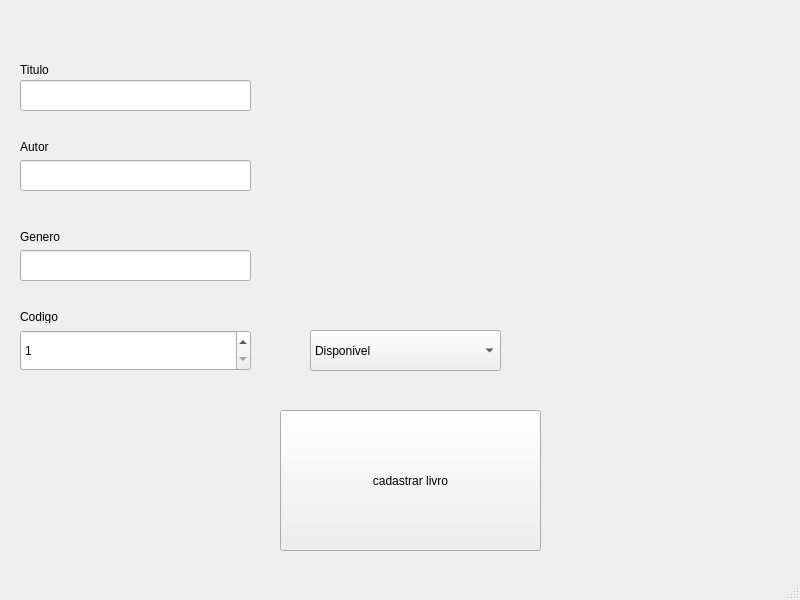
This is views/cadastroLivro.ui in Hawstyyy/biblioteca-poo as Qt 5 draws it before an edit. The edited form follows.
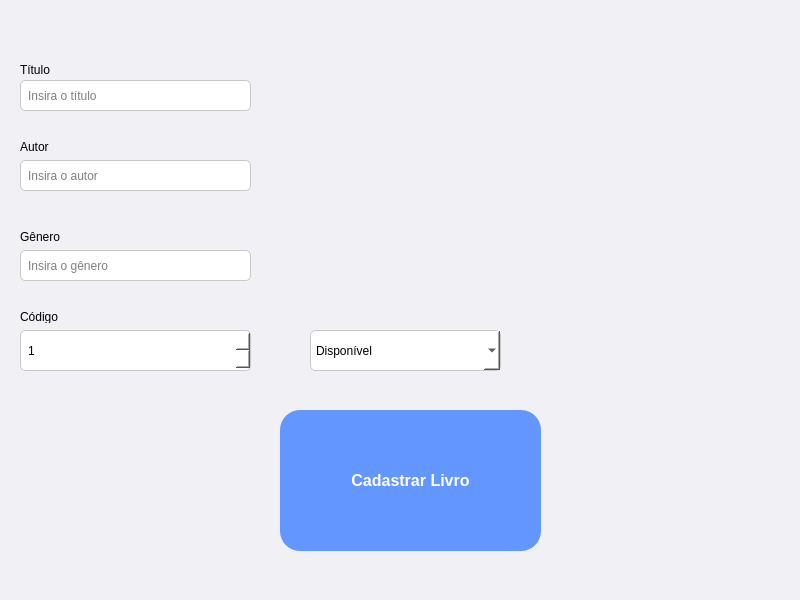
This is the edited form.

```diff
--- a/views/cadastroLivro.ui
+++ b/views/cadastroLivro.ui
@@ -11,7 +11,10 @@
    </rect>
   </property>
   <property name="windowTitle">
-   <string>MainWindow</string>
+   <string>Cadastrar Livro</string>
+  </property>
+  <property name="styleSheet">
+   <string notr="true">background-color: rgb(240, 240, 245);</string>
   </property>
   <widget class="QWidget" name="centralwidget">
    <widget class="QPushButton" name="botaoTeste">
@@ -23,8 +26,11 @@
       <height>141</height>
      </rect>
     </property>
+    <property name="styleSheet">
+     <string notr="true">background-color: rgb(100, 150, 255); color: white; border-radius: 20px; font: bold 16px; padding: 10px;</string>
+    </property>
     <property name="text">
-     <string>cadastrar livro</string>
+     <string>Cadastrar Livro</string>
     </property>
    </widget>
    <widget class="QLineEdit" name="titulo">
@@ -36,6 +42,12 @@
       <height>31</height>
      </rect>
     </property>
+    <property name="placeholderText">
+     <string>Insira o título</string>
+    </property>
+    <property name="styleSheet">
+     <string notr="true">background-color: white; border: 1px solid rgb(200, 200, 200); border-radius: 5px; padding: 5px;</string>
+    </property>
    </widget>
    <widget class="QLineEdit" name="autor">
     <property name="geometry">
@@ -46,6 +58,12 @@
       <height>31</height>
      </rect>
     </property>
+    <property name="placeholderText">
+     <string>Insira o autor</string>
+    </property>
+    <property name="styleSheet">
+     <string notr="true">background-color: white; border: 1px solid rgb(200, 200, 200); border-radius: 5px; padding: 5px;</string>
+    </property>
    </widget>
    <widget class="QLineEdit" name="genero">
     <property name="geometry">
@@ -56,18 +74,24 @@
       <height>31</height>
      </rect>
     </property>
+    <property name="placeholderText">
+     <string>Insira o gênero</string>
+    </property>
+    <property name="styleSheet">
+     <string notr="true">background-color: white; border: 1px solid rgb(200, 200, 200); border-radius: 5px; padding: 5px;</string>
+    </property>
    </widget>
    <widget class="QLabel" name="label">
     <property name="geometry">
      <rect>
       <x>20</x>
       <y>230</y>
-      <width>47</width>
+      <width>100</width>
       <height>13</height>
      </rect>
     </property>
     <property name="text">
-     <string>Genero</string>
+     <string>Gênero</string>
     </property>
    </widget>
    <widget class="QLabel" name="label_2">
@@ -75,7 +99,7 @@
      <rect>
       <x>20</x>
       <y>140</y>
-      <width>47</width>
+      <width>100</width>
       <height>13</height>
      </rect>
     </property>
@@ -88,12 +112,12 @@
      <rect>
       <x>20</x>
       <y>60</y>
-      <width>47</width>
+      <width>100</width>
       <height>20</height>
      </rect>
     </property>
     <property name="text">
-     <string>Titulo</string>
+     <string>Título</string>
     </property>
    </widget>
    <widget class="QSpinBox" name="codigo">
@@ -111,18 +135,21 @@
     <property name="maximum">
      <number>999999999</number>
     </property>
+    <property name="styleSheet">
+     <string notr="true">background-color: white; border: 1px solid rgb(200, 200, 200); border-radius: 5px; padding: 5px;</string>
+    </property>
    </widget>
    <widget class="QLabel" name="label_4">
     <property name="geometry">
      <rect>
       <x>20</x>
       <y>310</y>
-      <width>47</width>
+      <width>100</width>
       <height>13</height>
      </rect>
     </property>
     <property name="text">
-     <string>Codigo</string>
+     <string>Código</string>
     </property>
    </widget>
    <widget class="QComboBox" name="status">
@@ -134,9 +161,12 @@
       <height>41</height>
      </rect>
     </property>
+    <property name="styleSheet">
+     <string notr="true">background-color: white; border: 1px solid rgb(200, 200, 200); border-radius: 5px; padding: 5px;</string>
+    </property>
     <item>
      <property name="text">
-      <string>Disponivel</string>
+      <string>Disponível</string>
      </property>
     </item>
     <item>
```
Left out of the diff: 2 changed lines with no effect on the pictures.
